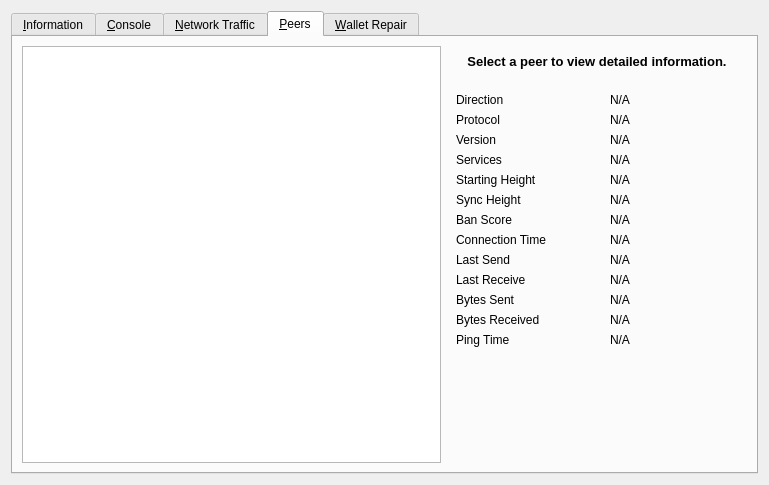
Old version of the form src/qt/forms/rpcconsole.ui in the repository CCYofficial/CCY.
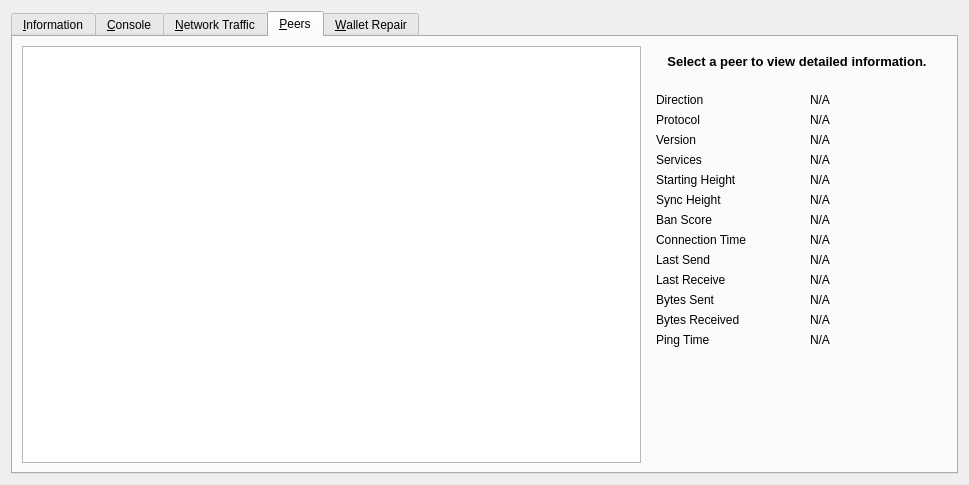
New version of the form. Icons and pictures are not drawn. Custom widgets are drawn as their Qt base class.

Patch:
```diff
--- a/src/qt/forms/rpcconsole.ui
+++ b/src/qt/forms/rpcconsole.ui
@@ -6,7 +6,7 @@
    <rect>
     <x>0</x>
     <y>0</y>
-    <width>769</width>
+    <width>969</width>
     <height>485</height>
    </rect>
   </property>
```
